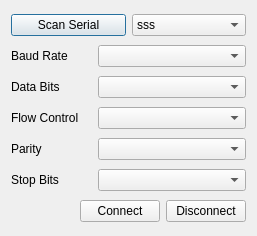
First picture: the form in GPS_resender/outserial.ui, repository DamianPodrazaCode/GPS_resender, before the edit.
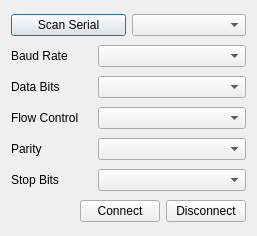
Second picture: the form after the edit.

```diff
--- a/GPS_resender/outserial.ui
+++ b/GPS_resender/outserial.ui
@@ -28,11 +28,6 @@
        <property name="sizeAdjustPolicy">
         <enum>QComboBox::AdjustToContents</enum>
        </property>
-       <item>
-        <property name="text">
-         <string>sss</string>
-        </property>
-       </item>
       </widget>
      </item>
     </layout>
```
